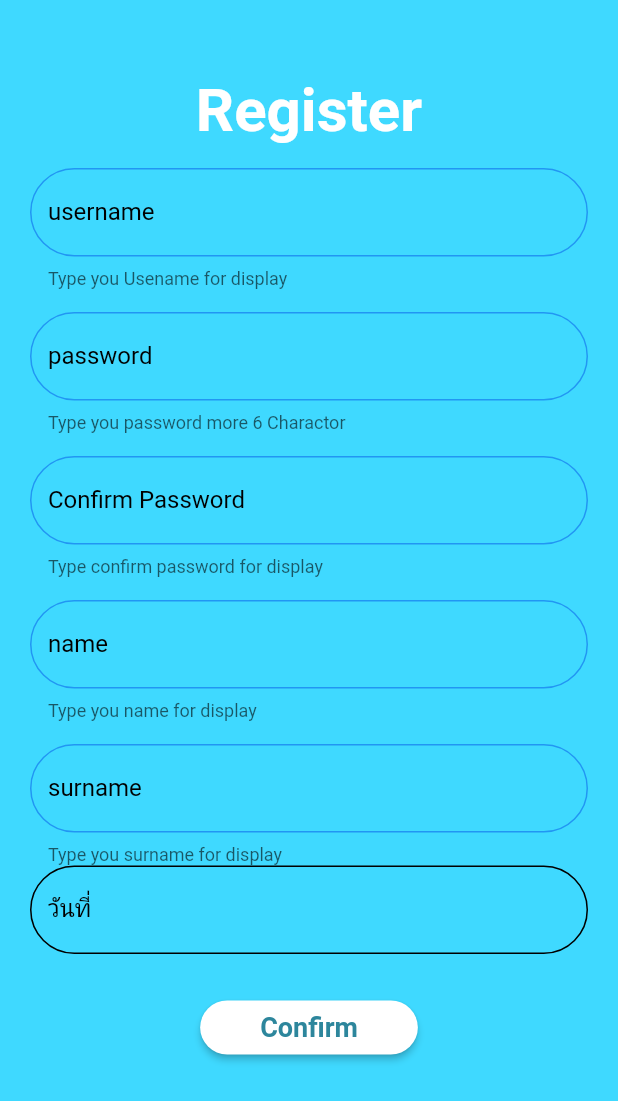
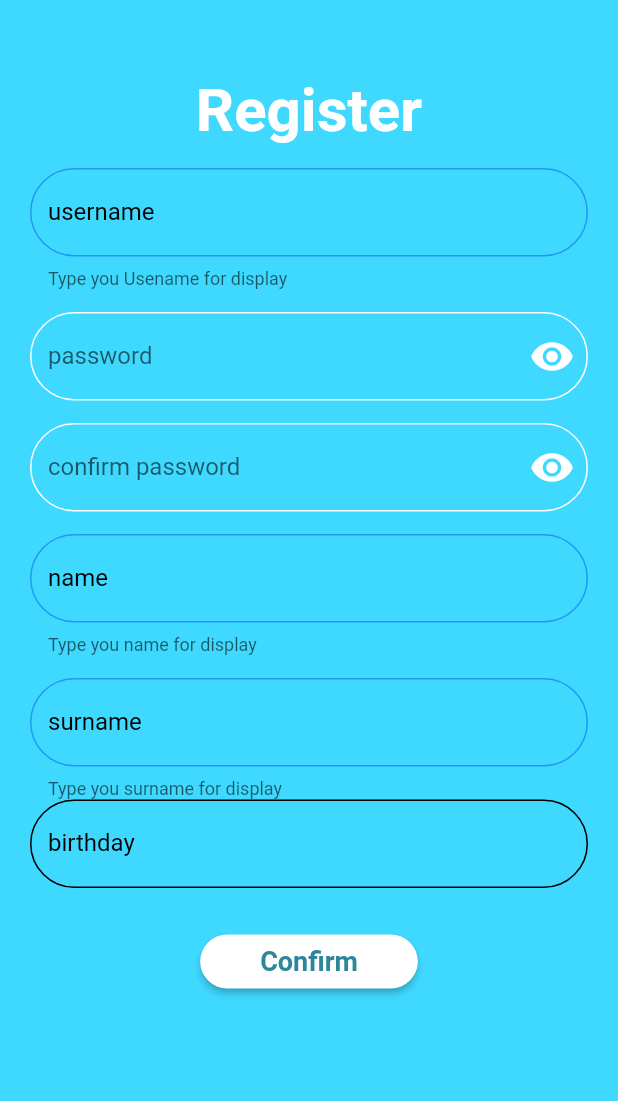
Before and after one commit to nutcras/caregiver, a Flutter app: the PageOne screen opened by its route, on a phone screen of 412 x 824 dp. Shown: the top 1101 px of the screen. Run offline on Flutter 3.47's test engine with Material 2 defaults, Android fonts, the phone set to English and light mode, and no system bars; our stand-ins replace flutter_easyloading, flutter_rating_bar, google_maps_flutter, shared_preferences; missing offline and left inert: age_calculator; accounts and stored records are empty; network calls fail.

Commit message:
ver29-06-65

```diff
--- a/lib/configs/api.dart
+++ b/lib/configs/api.dart
@@ -53,10 +53,12 @@ Future checkRegister(
     }),
   )
       .then((req) async {
+    print(req.statusCode);
     if (req.statusCode == 201) {
       final prefs = await SharedPreferences.getInstance();
       var data = jsonDecode(req.body);
       prefs.setString('token', data['token']);
+      prefs.setString('idm', data['idc']);
       headers?['Authorization'] = "bearer ${data['token']}";
       EasyLoading.showSuccess('Great Success!');
       Navigator.of(context).pushAndRemoveUntil(
--- a/lib/views/login/register.dart
+++ b/lib/views/login/register.dart
@@ -1,4 +1,5 @@
 import 'package:flutter/material.dart';
+import 'package:intl/intl.dart';
 import '../../configs/api.dart';
 import 'package:flutter_appcare/models/text_model.dart';
 
@@ -11,6 +12,8 @@ class PageOne extends StatefulWidget {
 
 class _Register extends State<PageOne> {
   final _formkey = GlobalKey<FormState>();
+  bool hidepassword = true;
+  bool hidepassword1 = true;
   TextEditingController username = TextEditingController();
   TextEditingController password = TextEditingController();
   TextEditingController conpassword = TextEditingController();
@@ -31,14 +34,14 @@ class _Register extends State<PageOne> {
       if (date != null) {
         setState(() {
           datenow = date;
+          picdate.text = DateFormat("yyyy-MM-dd").format(date);
         });
       }
     }
 
     return Scaffold(
       backgroundColor: const Color.fromARGB(255, 63, 217, 255),
-      body: SafeArea(
-        child: SingleChildScrollView(
+      body: SingleChildScrollView(
         child: Form(
           key: _formkey,
           child: Container(
@@ -70,23 +73,69 @@ class _Register extends State<PageOne> {
               const SizedBox(
                 height: 15,
               ),
-                TextFormFieldModel(
+              TextFormField(
                   controller: password,
+                  obscureText: hidepassword,
+                  decoration: InputDecoration(
                       labelText: 'password',
                       hintText: 'password',
-                  textError: 'Pleae Key value',
-                  helperText: 'Type you password more 6 Charactor ',
+                      hintStyle: const TextStyle(
+                          color: Color.fromARGB(255, 255, 255, 255)),
+                      enabledBorder: const OutlineInputBorder(
+                          borderSide: BorderSide(
+                              color: Color.fromARGB(255, 255, 255, 255)),
+                          borderRadius: BorderRadius.all(Radius.circular(50))),
+                      focusedBorder: const OutlineInputBorder(
+                        borderSide: BorderSide(
+                            color: Color.fromARGB(255, 255, 255, 255)),
+                        borderRadius: BorderRadius.all(Radius.circular(100)),
                       ),
+                      suffixIcon: IconButton(
+                          onPressed: (() {
+                            setState(() {
+                              hidepassword = !hidepassword;
+                            });
+                          }),
+                          icon: Icon(
+                            hidepassword
+                                ? Icons.visibility
+                                : Icons.visibility_off,
+                            size: 30,
+                            color: Colors.white,
+                          )))),
               const SizedBox(
                 height: 15,
               ),
-                TextFormFieldModel(
+              TextFormField(
                   controller: conpassword,
-                  labelText: 'Confirm Password',
-                  hintText: 'Confirm Passwod',
-                  textError: 'Confirm Password More 6 Charactor',
-                  helperText: 'Type confirm password for display',
+                  obscureText: hidepassword1,
+                  decoration: InputDecoration(
+                      labelText: 'confirm password',
+                      hintText: 'confirm password',
+                      hintStyle: const TextStyle(
+                          color: Color.fromARGB(255, 255, 255, 255)),
+                      enabledBorder: const OutlineInputBorder(
+                          borderSide: BorderSide(
+                              color: Color.fromARGB(255, 255, 255, 255)),
+                          borderRadius: BorderRadius.all(Radius.circular(50))),
+                      focusedBorder: const OutlineInputBorder(
+                        borderSide: BorderSide(
+                            color: Color.fromARGB(255, 255, 255, 255)),
+                        borderRadius: BorderRadius.all(Radius.circular(100)),
                       ),
+                      suffixIcon: IconButton(
+                          onPressed: (() {
+                            setState(() {
+                              hidepassword1 = !hidepassword1;
+                            });
+                          }),
+                          icon: Icon(
+                            hidepassword
+                                ? Icons.visibility
+                                : Icons.visibility_off,
+                            size: 30,
+                            color: Colors.white,
+                          )))),
               const SizedBox(
                 height: 15,
               ),
@@ -114,7 +163,7 @@ class _Register extends State<PageOne> {
                   newDate();
                 },
                 decoration: const InputDecoration(
-                    labelText: 'วันที่',
+                  labelText: 'birthday',
                   labelStyle: TextStyle(color: Color.fromARGB(255, 0, 0, 0)),
                   hintStyle: TextStyle(color: Color.fromARGB(255, 0, 0, 0)),
                   enabledBorder: OutlineInputBorder(
@@ -123,8 +172,7 @@ class _Register extends State<PageOne> {
                       borderRadius: BorderRadius.all(Radius.circular(100))),
                   focusedBorder: OutlineInputBorder(
                       borderSide: BorderSide(
-                            color: Color.fromARGB(255, 23, 142, 239),
-                            width: 1.5),
+                          color: Color.fromARGB(255, 23, 142, 239), width: 1.5),
                       borderRadius: BorderRadius.all(Radius.circular(100))),
                 ),
               ),
@@ -139,7 +187,6 @@ class _Register extends State<PageOne> {
                   if (_formkey.currentState!.validate()) {
                     _formkey.currentState?.save();
                   }
-                    print('สมัครสมาชิก');
 
                   await checkRegister(username.text, password.text, name.text,
                       surname.text, picdate.text, context);
@@ -162,7 +209,6 @@ class _Register extends State<PageOne> {
           ),
         ),
       ),
-      ),
     );
   }
 }
--- a/lib/views/search_mentor.dart
+++ b/lib/views/search_mentor.dart
@@ -34,7 +34,8 @@ class _InputMentorState extends State<InputMentor> {
         title: const Text('หาพี่เลี้ยง'),
         backgroundColor: const Color.fromARGB(255, 45, 134, 156),
       ),
-      body: SizedBox(
+      body: SafeArea(
+        child: SizedBox(
             width: MediaQuery.of(context).size.width,
             child: RefreshIndicator(
               onRefresh: () async {
@@ -81,7 +82,8 @@ class _InputMentorState extends State<InputMentor> {
                                 Container(
                                   padding: const EdgeInsets.all(22),
                                   child: Column(
-                                  crossAxisAlignment: CrossAxisAlignment.start,
+                                    crossAxisAlignment:
+                                        CrossAxisAlignment.start,
                                     children: [
                                       Text(
                                         '${data[i]['title']} ${data[i]['fname']} ${data[i]['lname']}',
@@ -104,8 +106,11 @@ class _InputMentorState extends State<InputMentor> {
                                         children: [
                                           RatingBarIndicator(
                                             //ดาวคะแนน---------------------**********************************
-                                          rating: double.parse(
-                                              '${data[i]['averageRatting']}'),
+                                            rating: double.parse(data[i]
+                                                        ['averageRatting'] !=
+                                                    null
+                                                ? '${data[i]['averageRatting']}'
+                                                : '0'),
                                             itemSize: 20,
                                             itemPadding: EdgeInsets.symmetric(
                                                 horizontal: 1),
@@ -129,6 +134,7 @@ class _InputMentorState extends State<InputMentor> {
                 ),
               ),
             )),
+      ),
       drawer: const SideMenu(),
     );
   }
```
Lines whose indentation alone changed are shown as unchanged.
